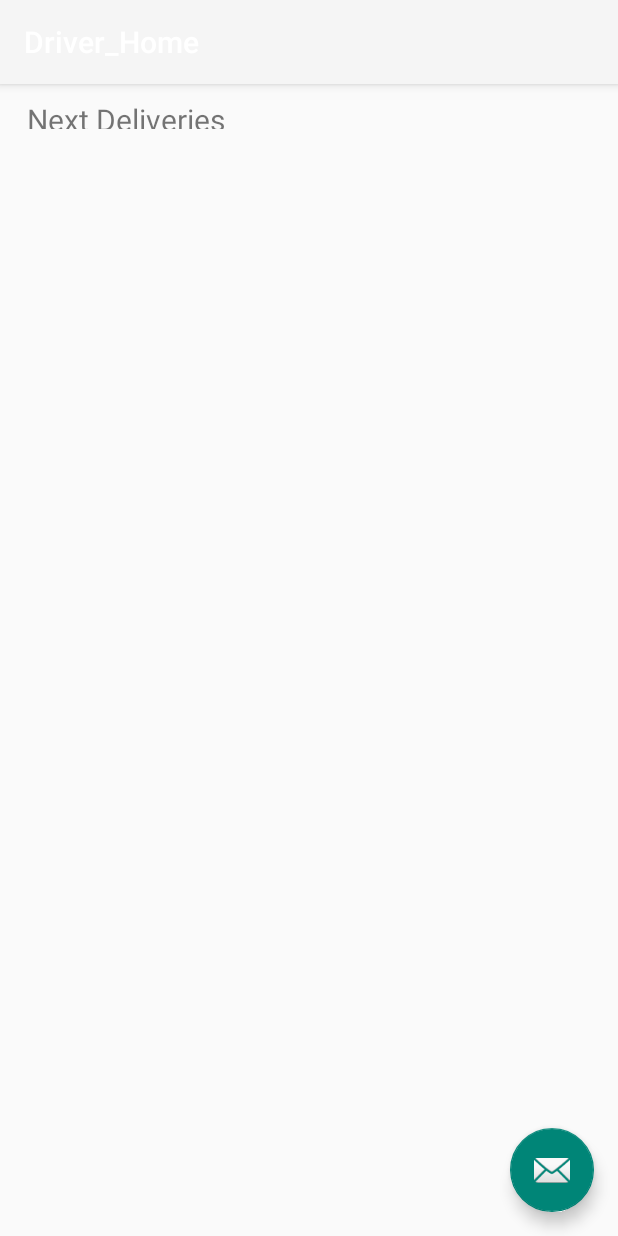
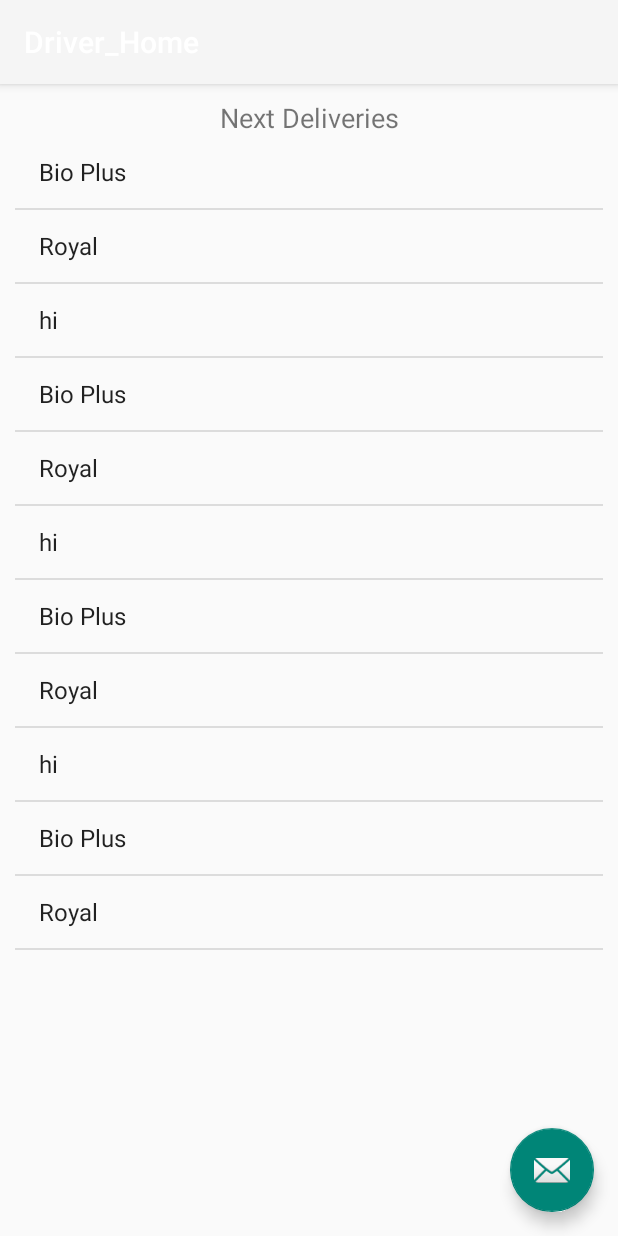
Before and after one commit to hisni/Project_Surveil_App, an Android app: the screen it shows after launch (Driver_Home), on a phone screen of 412 x 824 dp. Run offline under Robolectric (Android 15) with nearby library versions, the phone set to English and light mode, and no system bars.

Commit message:
UI updates

```diff
--- a/app/src/main/AndroidManifest.xml
+++ b/app/src/main/AndroidManifest.xml
@@ -9,7 +9,6 @@
         android:roundIcon="@mipmap/ic_launcher_round"
         android:supportsRtl="true"
         android:theme="@style/Theme.Design.Light.NoActionBar">
-        <activity android:name=".Next_Deliveries"></activity>
         <activity
             android:name=".Driver_Home"
             android:label="@string/title_activity_driver__home"
--- a/app/src/main/java/com/aslam/co321_project/Driver_Home.java
+++ b/app/src/main/java/com/aslam/co321_project/Driver_Home.java
@@ -6,8 +6,14 @@ import android.support.design.widget.Snackbar;
 import android.support.v7.app.AppCompatActivity;
 import android.support.v7.widget.Toolbar;
 import android.view.View;
+import android.widget.ArrayAdapter;
+import android.widget.ListView;
+
+import java.util.Arrays;
 
 public class Driver_Home extends AppCompatActivity {
+
+    ListView lv;
 
     @Override
     protected void onCreate(Bundle savedInstanceState) {
@@ -15,6 +21,16 @@ public class Driver_Home extends AppCompatActivity {
         setContentView(R.layout.activity_driver__home);
         Toolbar toolbar = findViewById(R.id.toolbar);
         setSupportActionBar(toolbar);
+
+        /////////// delivery details  //////////
+        lv = findViewById(R.id.deliveries_LV);
+
+        //sample data
+        final String values[] = {"Bio Plus", "Royal", "hi","Bio Plus", "Royal", "hi","Bio Plus", "Royal", "hi","Bio Plus", "Royal", ""};
+        ArrayAdapter arrayAdapter = new ArrayAdapter(this, android.R.layout.simple_list_item_1, Arrays.asList(values));
+        lv.setAdapter(arrayAdapter);
+
+        ///////////////////////////////////////
 
         FloatingActionButton fab = findViewById(R.id.fab);
         fab.setOnClickListener(new View.OnClickListener() {
--- a/app/src/main/res/layout/content_driver__home.xml
+++ b/app/src/main/res/layout/content_driver__home.xml
@@ -12,28 +12,22 @@
 
     <TextView
         android:id="@+id/textView2"
-        android:layout_width="wrap_content"
-        android:layout_height="20dp"
-        android:layout_marginStart="8dp"
-        android:layout_marginBottom="16dp"
-        android:layout_marginEnd="8dp"
+        android:layout_width="match_parent"
+        android:layout_height="wrap_content"
+        android:layout_margin="10dp"
         android:layout_weight="1"
+        android:gravity="center"
         android:text="Next Deliveries"
-        android:textSize="20sp"
-        app:layout_constraintBottom_toBottomOf="parent"
-        app:layout_constraintEnd_toEndOf="parent"
-        app:layout_constraintHorizontal_bias="0.0"
+        android:textSize="18dp"
+        app:layout_constraintEnd_toEndOf="parent" />
+
+
+    <ListView
+        android:id="@+id/deliveries_LV"
+        android:layout_width="match_parent"
+        android:layout_height="wrap_content"
+        android:scrollbarSize="1dp"
         app:layout_constraintStart_toStartOf="parent"
-        app:layout_constraintTop_toTopOf="parent"
-        app:layout_constraintVertical_bias="0.0" />
-
-    <include
-        layout="@layout/activity_next__deliveries"
-        android:layout_marginTop="120sp"
-        app:layout_constraintBottom_toBottomOf="@id/textView2"
-        app:layout_constraintStart_toStartOf="parent"
-        app:layout_constraintTop_toTopOf="parent"
-        android:layout_height="wrap_content"
-        android:layout_width="match_parent" />
+        app:layout_constraintTop_toBottomOf="@+id/textView2" />
 
 </android.support.constraint.ConstraintLayout>
```
Also changed, not shown: app/src/main/java/com/aslam/co321_project/Next_Deliveries.java (deleted, +0 -29 lines), app/src/main/res/layout/activity_next__deliveries.xml (deleted, +0 -31 lines).
